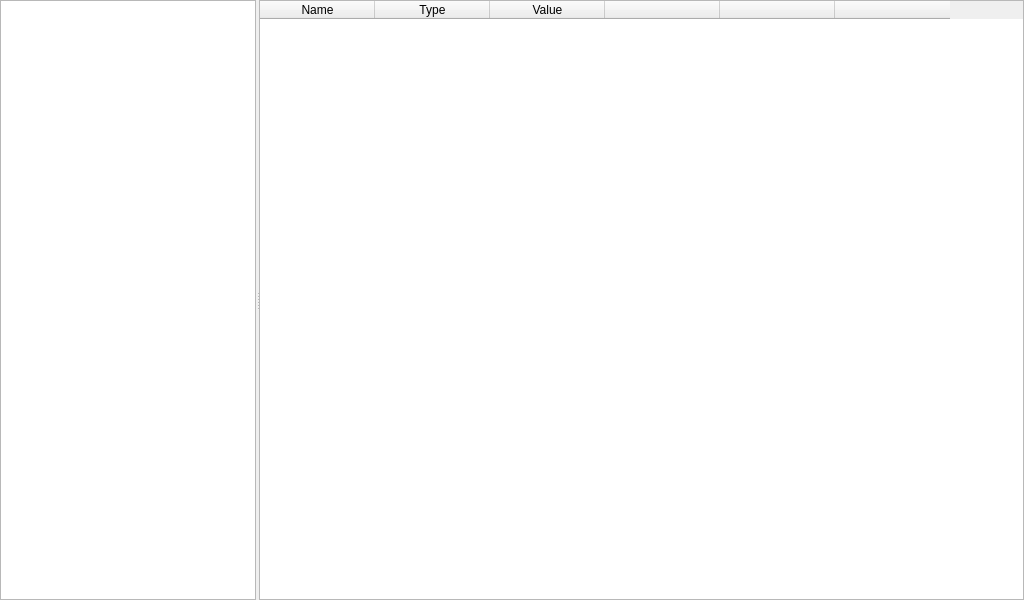
First picture: the form in ui/DocumentWindow.ui, repository djbozkosz/BozSceneTreeEditor, before the edit.
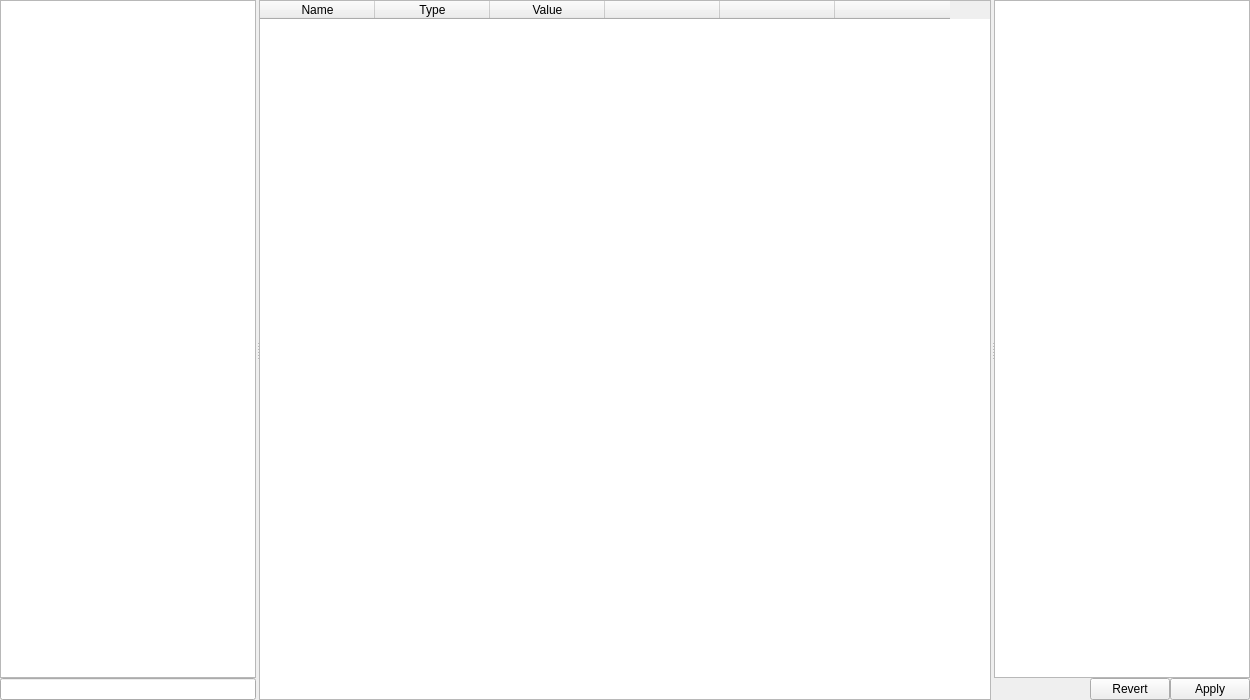
Second picture: the form after the edit. Custom widgets are drawn as their Qt base class.

Commit message: + Added ui for text area and search bar.

```diff
--- a/ui/DocumentWindow.ui
+++ b/ui/DocumentWindow.ui
@@ -6,8 +6,8 @@
    <rect>
     <x>0</x>
     <y>0</y>
-    <width>1024</width>
-    <height>600</height>
+    <width>1250</width>
+    <height>700</height>
    </rect>
   </property>
   <property name="windowTitle">
@@ -40,6 +40,24 @@
      <property name="childrenCollapsible">
       <bool>false</bool>
      </property>
+     <widget class="QFrame" name="TreeFrame">
+      <layout class="QVBoxLayout" name="TreeFrameVerticalLayout">
+       <property name="spacing">
+        <number>0</number>
+       </property>
+       <property name="leftMargin">
+        <number>0</number>
+       </property>
+       <property name="topMargin">
+        <number>0</number>
+       </property>
+       <property name="rightMargin">
+        <number>0</number>
+       </property>
+       <property name="bottomMargin">
+        <number>0</number>
+       </property>
+       <item>
      <widget class="Djbozkosz::Application::GUI::TreeWidget" name="Tree">
       <property name="enabled">
        <bool>true</bool>
@@ -68,6 +86,33 @@
        </property>
       </column>
      </widget>
+       </item>
+       <item>
+        <widget class="QFrame" name="SearchFrame">
+         <layout class="QHBoxLayout" name="SearchFrameHorizontalLayout">
+          <property name="spacing">
+           <number>0</number>
+          </property>
+          <property name="leftMargin">
+           <number>0</number>
+          </property>
+          <property name="topMargin">
+           <number>0</number>
+          </property>
+          <property name="rightMargin">
+           <number>0</number>
+          </property>
+          <property name="bottomMargin">
+           <number>0</number>
+          </property>
+          <item>
+           <widget class="QLineEdit" name="TreeSearch"/>
+          </item>
+         </layout>
+        </widget>
+       </item>
+      </layout>
+     </widget>
      <widget class="QTableWidget" name="Table">
       <property name="sizePolicy">
        <sizepolicy hsizetype="Expanding" vsizetype="Expanding">
@@ -124,6 +169,83 @@
        </property>
       </column>
      </widget>
+     <widget class="QFrame" name="TextFrame">
+      <layout class="QVBoxLayout" name="TextFrameVerticalLayout">
+       <property name="spacing">
+        <number>0</number>
+       </property>
+       <property name="leftMargin">
+        <number>0</number>
+       </property>
+       <property name="topMargin">
+        <number>0</number>
+       </property>
+       <property name="rightMargin">
+        <number>0</number>
+       </property>
+       <property name="bottomMargin">
+        <number>0</number>
+       </property>
+       <item>
+        <widget class="QTextEdit" name="TextEdit">
+         <property name="minimumSize">
+          <size>
+           <width>250</width>
+           <height>0</height>
+          </size>
+         </property>
+        </widget>
+       </item>
+       <item>
+        <widget class="QFrame" name="TextFrameControls">
+         <layout class="QHBoxLayout" name="TextFrameControlsHorizontalLayout">
+          <property name="spacing">
+           <number>0</number>
+          </property>
+          <property name="leftMargin">
+           <number>0</number>
+          </property>
+          <property name="topMargin">
+           <number>0</number>
+          </property>
+          <property name="rightMargin">
+           <number>0</number>
+          </property>
+          <property name="bottomMargin">
+           <number>0</number>
+          </property>
+          <item>
+           <spacer name="TextFrameControlsSpacer">
+            <property name="orientation">
+             <enum>Qt::Horizontal</enum>
+            </property>
+            <property name="sizeHint" stdset="0">
+             <size>
+              <width>40</width>
+              <height>20</height>
+             </size>
+            </property>
+           </spacer>
+          </item>
+          <item>
+           <widget class="QPushButton" name="Revert">
+            <property name="text">
+             <string>Revert</string>
+            </property>
+           </widget>
+          </item>
+          <item>
+           <widget class="QPushButton" name="Apply">
+            <property name="text">
+             <string>Apply</string>
+            </property>
+           </widget>
+          </item>
+         </layout>
+        </widget>
+       </item>
+      </layout>
+     </widget>
     </widget>
    </item>
   </layout>
```
Lines whose indentation alone changed are shown as unchanged. The commit also changes 1 other file.
